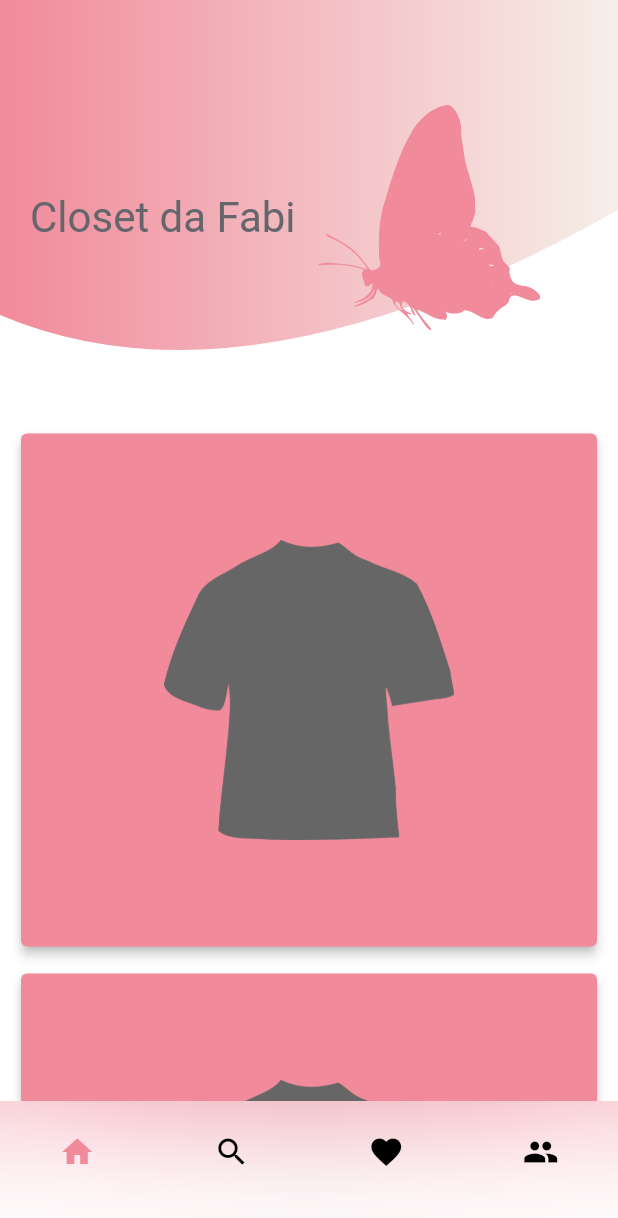
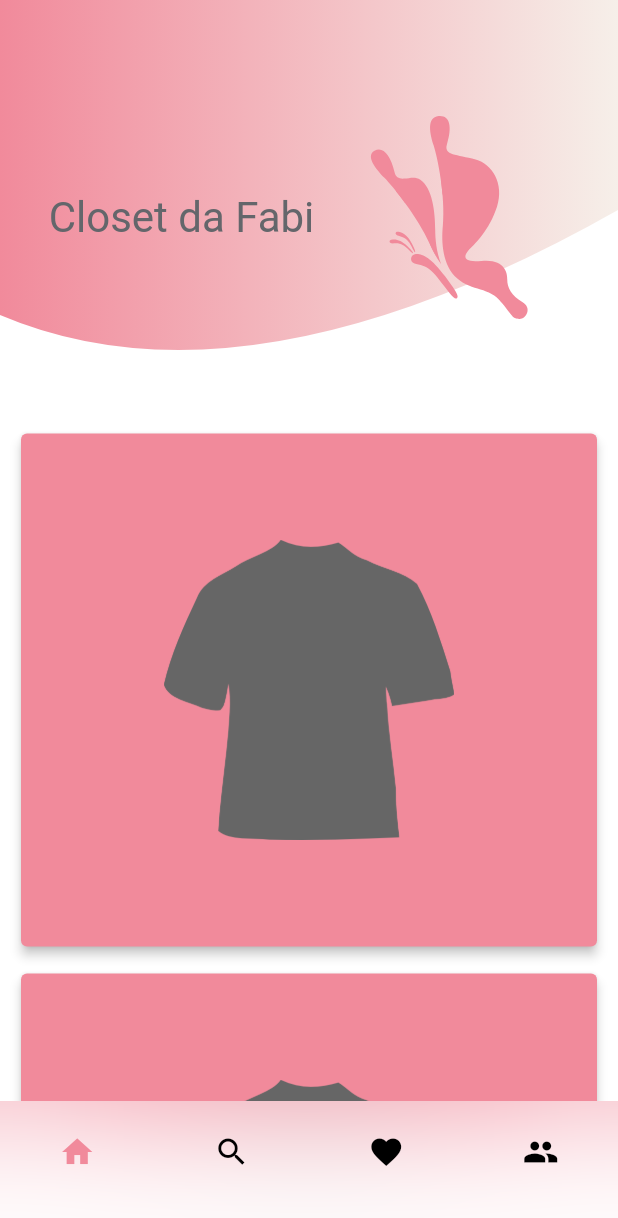
Before and after one commit to Renatojr2/closet_fabi, a Flutter app: the screen it shows after launch, on a phone screen of 412 x 824 dp. Shown: the top 1218 px of the screen. Run offline on Flutter 3.47's test engine with Material 2 defaults, Android fonts, the light colour scheme and no system bars; our stand-ins replace animate_do, flutter_svg, lottie; Roboto replaces fonts that are missing (ProximaNova).

Commit message:
ajustes para ios

```diff
--- a/lib/app/pages/home/Home_page.dart
+++ b/lib/app/pages/home/Home_page.dart
@@ -1,6 +1,5 @@
 import 'package:closet_fabi/app/pages/produto/detalhes_produto.dart';
 import 'package:closet_fabi/app/shared/routes/app_routes.dart';
-import 'package:flutter/animation.dart';
 import 'package:flutter/material.dart';
 
 import '../../shared/theme/app_colors.dart';
@@ -53,9 +52,6 @@ class HomePage extends StatelessWidget {
             children: [
               Hero(
                 transitionOnUserGestures: true,
-                createRectTween: (begin, end) {
-                  return CustomRectTween(begin: begin!, end: end!);
-                },
                 tag: 't-shirt $i',
                 child: Image.asset(
                   'assets/image/blusa.png',
@@ -69,27 +65,3 @@ class HomePage extends StatelessWidget {
     );
   }
 }
-
-class CustomRectTween extends RectTween {
-  final Rect begin;
-  final Rect end;
-
-  CustomRectTween({required this.begin, required this.end})
-      : super(begin: begin, end: end);
-
-  @override
-  Rect lerp(double t) {
-    double x = Curves.easeOutCirc.transform(t);
-
-    return Rect.fromLTRB(
-      lerpDouble(begin.left, end.left, t),
-      lerpDouble(begin.top, end.top, t),
-      lerpDouble(begin.right, end.right, t) * (1 + x),
-      lerpDouble(begin.bottom, end.bottom, t) * (1 + x),
-    );
-  }
-
-  double lerpDouble(num begin, num end, double t) {
-    return begin + (end - begin) * t;
-  }
-}
--- a/lib/app/pages/home/widget/custom_logo_app.dart
+++ b/lib/app/pages/home/widget/custom_logo_app.dart
@@ -42,6 +42,8 @@ class _CustomLogoAppState extends State<CustomLogoApp>
           return BounceInUp(
             duration: const Duration(milliseconds: 1000),
             child: Row(
+              mainAxisSize: MainAxisSize.min,
+              mainAxisAlignment: MainAxisAlignment.center,
               children: [
                 const Text(
                   'Closet da Fabi',
@@ -52,9 +54,9 @@ class _CustomLogoAppState extends State<CustomLogoApp>
                 ),
                 const SizedBox(width: 15),
                 SvgPicture.asset(
-                  'assets/icon/butterfly.svg',
+                  'assets/icon/borboletinha.svg',
                   color: AppColors.primary,
-                  height: 80,
+                  height: 90,
                 ),
               ],
             ),
@@ -63,6 +65,8 @@ class _CustomLogoAppState extends State<CustomLogoApp>
         return FlipInX(
           duration: const Duration(milliseconds: 1000),
           child: Row(
+            mainAxisSize: MainAxisSize.min,
+            mainAxisAlignment: MainAxisAlignment.center,
             children: [
               const Text(
                 'Closet da Fabi',
@@ -73,7 +77,7 @@ class _CustomLogoAppState extends State<CustomLogoApp>
               ),
               const SizedBox(width: 15),
               SvgPicture.asset(
-                'assets/icon/butterfly.svg',
+                'assets/icon/borboletinha.svg',
                 color: AppColors.primary,
                 height: 150,
               ),
--- a/lib/app/pages/produto/detalhes_produto.dart
+++ b/lib/app/pages/produto/detalhes_produto.dart
@@ -15,6 +15,9 @@ class DetalhesProduto extends StatelessWidget {
   @override
   Widget build(BuildContext context) {
     return Scaffold(
+      appBar: AppBar(
+        backgroundColor: AppColors.primary,
+      ),
       body: Column(
         children: [
           Container(
--- a/pubspec.yaml
+++ b/pubspec.yaml
@@ -3,12 +3,12 @@ description: A new Flutter project.
 
 # The following line prevents the package from being accidentally published to
 # pub.dev using `flutter pub publish`. This is preferred for private packages.
-publish_to: 'none' # Remove this line if you wish to publish to pub.dev
+publish_to: "none" # Remove this line if you wish to publish to pub.dev
 
 version: 1.0.0+1
 
 environment:
-  sdk: ">=2.16.0 <3.0.0"
+  sdk: ">=2.15.0 <3.0.0"
 
 # Dependencies specify other packages that your package needs in order to work.
 # To automatically upgrade your package dependencies to the latest versions
@@ -19,7 +19,6 @@ environment:
 dependencies:
   flutter:
     sdk: flutter
-
 
   # The following adds the Cupertino Icons font to your application.
   # Use with the CupertinoIcons class for iOS style icons.
@@ -41,7 +40,6 @@ dev_dependencies:
 
 # The following section is specific to Flutter.
 flutter:
-
   # The following line ensures that the Material Icons font is
   # included with your application, so that you can use the icons in
   # the material Icons class.
```
Also changed, not shown: assets/icon/borboletinha.svg (added), pubspec.lock.
